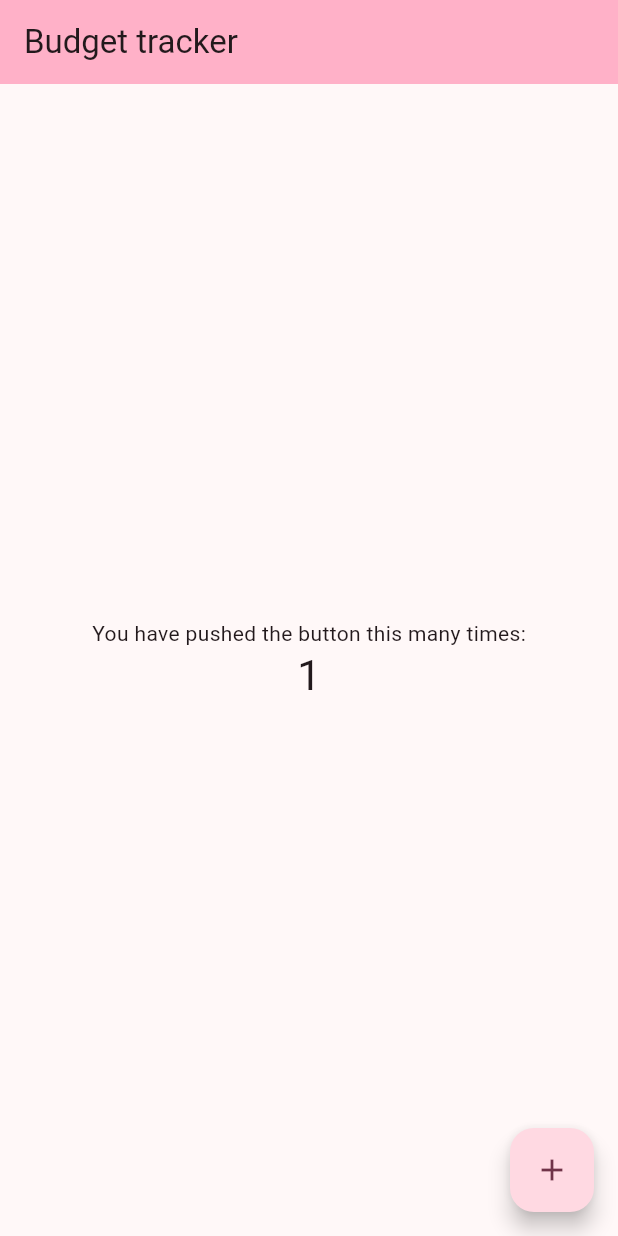
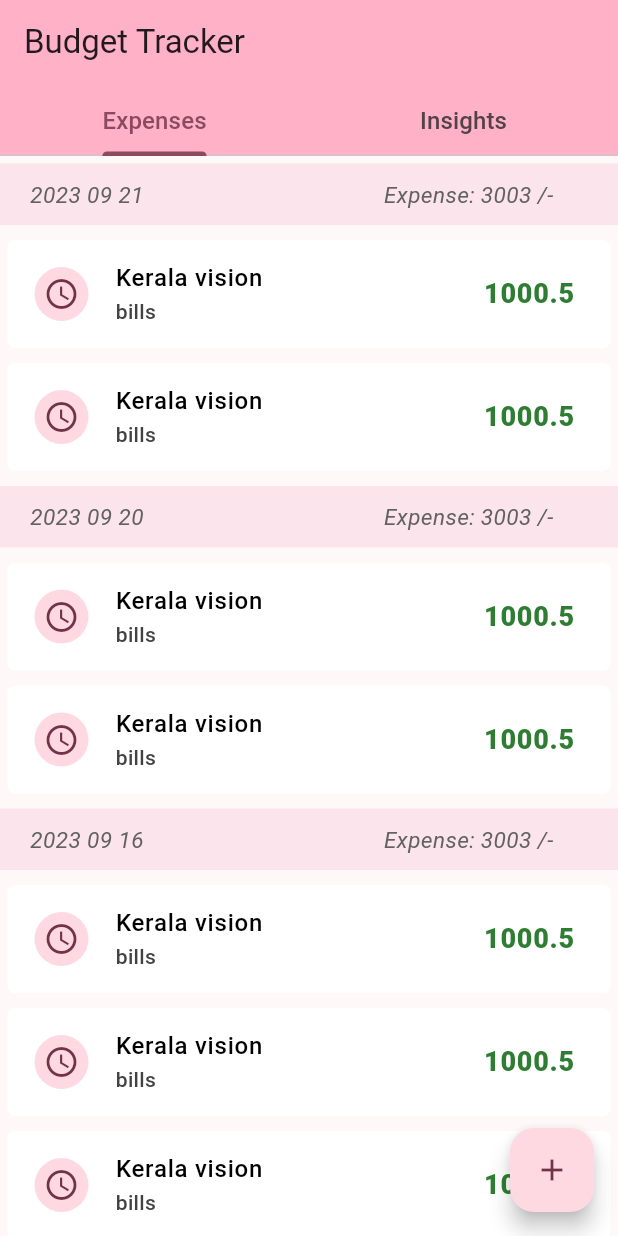
Before and after one commit to satheesh-chandran/ExpenseTracker, a Flutter app: the screen it shows after launch, after a tap on the "add" icon, on a phone screen of 412 x 824 dp. Run offline on Flutter 3.47's test engine with Material 2 defaults, Android fonts, the phone set to English and light mode, and no system bars; drawn by our look-alikes of grouped_list; our stand-ins replace sqflite; accounts and stored records are empty; Roboto replaces fonts that are missing (nunito).

Commit message:
Add grouped list view for expenses

```diff
--- /dev/null
+++ b/lib/Expense.dart
@@ -0,0 +1,53 @@
+enum Category {
+  groceries("Groceries & Grains"),
+  bills("Bills"),
+  investments("Investments"),
+  education("Education"),
+  emi("EMIs"),
+  healthcare("Healthcare"),
+  vehicle("Vehicle & Transportation"),
+  shopping("Shopping"),
+  food("Food & Beverages"),
+  entertainments("Entertainments"),
+  house("Other House needs"),
+  miscellaneous("Miscellaneous");
+
+  final String qualifiedName;
+
+  const Category(this.qualifiedName);
+}
+
+class RawExpenseModel {
+  final int id;
+  final String title;
+  final double amount;
+  final Category category;
+  final int paidDate;
+  final bool isRefundable;
+  final double refundedAmount;
+  final bool deletionMarker;
+
+  const RawExpenseModel(
+      {required this.id,
+      required this.title,
+      required this.amount,
+      required this.category,
+      required this.paidDate,
+      required this.isRefundable,
+      required this.refundedAmount,
+      required this.deletionMarker});
+}
+
+class Dummy {
+  final String title;
+  final double amount;
+  final Category category;
+  final String paidDate;
+
+  const Dummy({
+    required this.title,
+    required this.amount,
+    required this.category,
+    required this.paidDate,
+  });
+}
--- a/lib/main.dart
+++ b/lib/main.dart
@@ -1,6 +1,29 @@
+import 'package:first_flutter_app/Expense.dart';
 import 'package:flutter/material.dart';
+import 'package:intl/intl.dart';
+import 'package:path/path.dart';
+import 'package:sqflite/sqflite.dart';
+import 'package:grouped_list/grouped_list.dart';
 
-void main() {
+void main() async {
+  WidgetsFlutterBinding.ensureInitialized();
+  // 'DROP TABLE IF EXISTS expense;
+  var schema = 'CREATE TABLE expense('
+      'id INTEGER PRIMARY KEY AUTOINCREMENT NOT NULL,'
+      ' title VARCHAR(100) NOT NULL,'
+      ' amount REAL NOT NULL,'
+      ' category VARCHAR(100) NOT NULL,'
+      ' paid_date TIMESTAMP DEFAULT CURRENT_TIMESTAMP NOT NULL,'
+      ' isRefundable INTEGER DEFAULT 0,'
+      ' refundedAmount REAL DEFAULT 0,'
+      ' deletionMarker INTEGER DEFAULT 0);';
+  // var database = openDatabase(
+  //   join(await getDatabasesPath(), 'expense_table.db'),
+  //   onCreate: (db, version) {
+  //     return db.execute(schema);
+  //   },
+  //   version: 1,
+  // );
   runApp(const MyApp());
 }
 
@@ -10,9 +33,10 @@ class MyApp extends StatelessWidget {
   @override
   Widget build(BuildContext context) {
     var data = ThemeData(
-      colorScheme: ColorScheme.fromSeed(seedColor: Colors.black),
       fontFamily: 'nunito',
       useMaterial3: true,
+      colorScheme: ColorScheme.fromSeed(seedColor: Colors.black)
+          .copyWith(background: Colors.grey.shade200),
     );
     return MaterialApp(
       title: 'Flutter Demo',
@@ -22,47 +46,170 @@ class MyApp extends StatelessWidget {
   }
 }
 
-class HomePage extends StatefulWidget {
+class ExpenseCategoryBar extends StatelessWidget {
+  const ExpenseCategoryBar({super.key});
+
+  @override
+  Widget build(BuildContext context) {
+    return Container(
+      width: 40,
+      height: 40,
+      padding: const EdgeInsets.symmetric(vertical: 2.0),
+      alignment: Alignment.center,
+      child: const CircleAvatar(
+        child: Icon(Icons.access_time_outlined),
+      ),
+    );
+  }
+}
+
+class ExpenseItem extends StatelessWidget {
+  late Dummy expense;
+
+  ExpenseItem(this.expense, {super.key});
+
+  @override
+  Widget build(BuildContext context) {
+    const dateFormat = 'yyyy MMMM dd hh:mm aaa';
+    var formatter = DateFormat(dateFormat);
+    var localDate = formatter.format(DateTime.now());
+    var categoryStyle = TextStyle(
+        color: Colors.grey.shade800,
+        fontSize: 14,
+        overflow: TextOverflow.ellipsis,
+        fontWeight: FontWeight.w500);
+    return Container(
+        decoration: const BoxDecoration(
+          color: Colors.white,
+          borderRadius: BorderRadius.all(Radius.circular(5)),
+        ),
+        margin: const EdgeInsets.all(5),
+        child: ListTile(
+          title: Text(expense.title,
+              style: const TextStyle(
+                  fontWeight: FontWeight.w500,
+                  overflow: TextOverflow.ellipsis,
+                  color: Colors.black)),
+          subtitle: Text(expense.category.name, style: categoryStyle),
+          leading: const ExpenseCategoryBar(),
+          trailing: Text(expense.amount.toString(),
+              style: TextStyle(
+                  fontWeight: FontWeight.w800,
+                  color: Colors.green.shade800,
+                  fontSize: 18)),
+        ));
+  }
+}
+
+Dummy createDummyModel(String date) {
+  return Dummy(
+      title: "Kerala vision",
+      amount: 1000.50,
+      category: Category.bills,
+      paidDate: date);
+}
+
+class ExpenseView extends StatelessWidget {
+  const ExpenseView({super.key});
+
+  @override
+  Widget build(BuildContext context) {
+    var elements = [
+      createDummyModel("2023 09 16"),
+      createDummyModel("2023 09 16"),
+      createDummyModel("2023 09 16"),
+      createDummyModel("2023 09 15"),
+      createDummyModel("2023 09 14"),
+      createDummyModel("2023 09 14"),
+      createDummyModel("2023 09 14"),
+      createDummyModel("2023 09 14"),
+      createDummyModel("2023 09 16"),
+      createDummyModel("2023 09 11"),
+      createDummyModel("2023 09 11"),
+      createDummyModel("2023 09 11"),
+      createDummyModel("2023 09 13"),
+      createDummyModel("2023 09 13"),
+      createDummyModel("2023 09 20"),
+      createDummyModel("2023 09 16"),
+      createDummyModel("2023 09 20"),
+      createDummyModel("2023 09 21"),
+      createDummyModel("2023 09 21"),
+      createDummyModel("2023 09 16"),
+      createDummyModel("2023 09 16"),
+    ];
+
+    return GroupedListView<Dummy, String>(
+      elements: elements,
+      groupBy: (element) => element.paidDate,
+      groupSeparatorBuilder: (String groupByValue) {
+        var separatorStyle = TextStyle(
+            color: Colors.grey.shade700,
+            overflow: TextOverflow.ellipsis,
+            fontStyle: FontStyle.italic,
+            fontSize: 15,
+            fontWeight: FontWeight.w400);
+        return Container(
+            margin: const EdgeInsets.only(top: 5, bottom: 5),
+            color: Colors.pink.shade50,
+            child: Row(
+              children: [
+                Padding(
+                    padding:
+                        const EdgeInsets.only(left: 20, bottom: 10, top: 10),
+                    child: Text(groupByValue,
+                        textAlign: TextAlign.left, style: separatorStyle)),
+                Padding(
+                    padding:
+                        const EdgeInsets.only(left: 160, bottom: 10, top: 10),
+                    child: Text("Expense: 3003 /-", style: separatorStyle)),
+              ],
+            ));
+      },
+      itemBuilder: (context, Dummy element) => ExpenseItem(element),
+      itemComparator: (item1, item2) =>
+          item1.paidDate.compareTo(item2.paidDate),
+      useStickyGroupSeparators: true,
+      floatingHeader: true,
+      order: GroupedListOrder.DESC,
+    );
+  }
+}
+
+class HomePage extends StatelessWidget {
   const HomePage({super.key, required this.title});
 
   final String title;
 
   @override
-  State<HomePage> createState() => HomePageState();
-}
-
-class HomePageState extends State<HomePage> {
-  int _counter = 0;
-
-  void _incrementCounter() {
-    setState(() {
-      _counter++;
-    });
-  }
-
-  @override
   Widget build(BuildContext context) {
-    return Scaffold(
-      appBar: AppBar(
-        backgroundColor: Theme.of(context).colorScheme.inversePrimary,
-        title: Text(widget.title),
-      ),
-      body: Center(
-        child: Column(
-          mainAxisAlignment: MainAxisAlignment.center,
-          children: <Widget>[
-            const Text(
-              'You have pushed the button this many times:',
-            ),
-            Text('$_counter',
-                style: Theme.of(context).textTheme.headlineMedium),
+    const tabHeaderTextStyle =
+        TextStyle(fontSize: 16, fontWeight: FontWeight.w500);
+    return DefaultTabController(
+      length: 2,
+      child: Scaffold(
+        appBar: AppBar(
+          backgroundColor: Theme.of(context).colorScheme.inversePrimary,
+          title: const Text("Budget Tracker"),
+          bottom: const TabBar(
+            labelPadding: EdgeInsets.all(10),
+            indicatorSize: TabBarIndicatorSize.label,
+            tabs: [
+              Text("Expenses", style: tabHeaderTextStyle),
+              Text("Insights", style: tabHeaderTextStyle),
+            ],
+          ),
+        ),
+        body: const TabBarView(
+          children: [
+            ExpenseView(),
+            Icon(Icons.add_chart_outlined),
           ],
         ),
-      ),
-      floatingActionButton: FloatingActionButton(
-        onPressed: _incrementCounter,
-        tooltip: 'Increment',
-        child: const Icon(Icons.add),
+        floatingActionButton: FloatingActionButton(
+          onPressed: () {},
+          tooltip: 'Add Expense',
+          child: const Icon(Icons.add),
+        ),
       ),
     );
   }
--- a/pubspec.yaml
+++ b/pubspec.yaml
@@ -35,6 +35,10 @@ dependencies:
   # The following adds the Cupertino Icons font to your application.
   # Use with the CupertinoIcons class for iOS style icons.
   cupertino_icons: ^1.0.2
+  intl: ^0.18.1
+  sqflite: ^2.3.0
+  path: ^1.8.3
+  grouped_list: ^5.1.2
 
 dev_dependencies:
   flutter_test:
```
Also changed, not shown: pubspec.lock, 1 other file.
